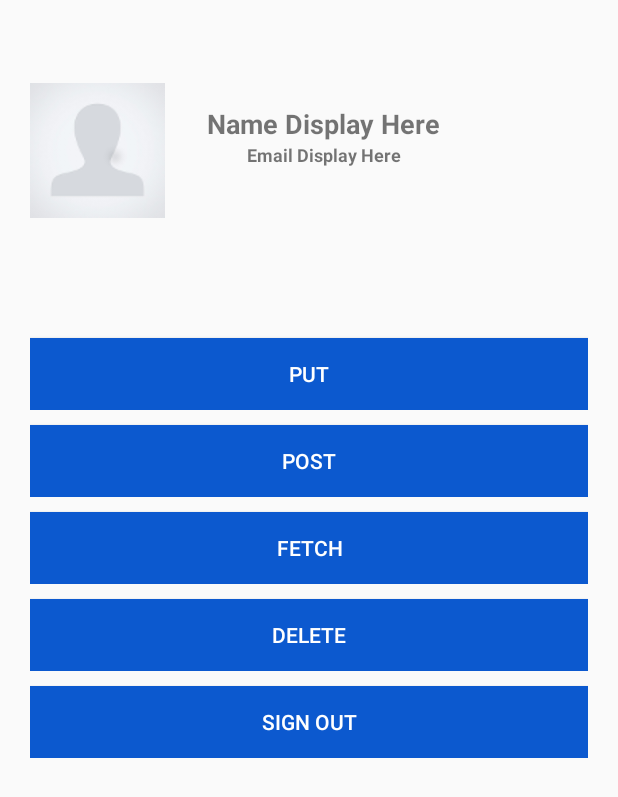
After one commit to JHiggins26/FamilyConnectApp-1, an Android app: the layout welcomepageuiprogress.xml on its own in the app's theme, with its tools: preview values and no code run, on a phone screen of 412 x 824 dp. The commit adds this screen. Shown: the top 797 px of the screen. Run offline under Robolectric (Android 15) with nearby library versions, the phone set to English and light mode, and no system bars; network calls fail.

```diff
--- /dev/null
+++ b/app/src/main/res/layout/welcomepageuiprogress.xml
@@ -0,0 +1,154 @@
+<?xml version="1.0" encoding="utf-8"?>
+<LinearLayout xmlns:android="http://schemas.android.com/apk/res/android"
+    xmlns:app="http://schemas.android.com/apk/res-auto"
+    xmlns:tools="http://schemas.android.com/tools"
+    android:id="@+id/activity_usermainarea"
+    android:layout_width="match_parent"
+    android:layout_height="match_parent"
+    android:orientation="vertical"
+    tools:context="familyconnect.familyconnect.UserMainArea">
+
+
+    <LinearLayout
+        android:id="@+id/profileSection"
+        android:layout_width="329dp"
+        android:layout_height="wrap_content"
+        android:layout_marginLeft="20dp"
+        android:layout_marginRight="20dp"
+        android:layout_marginTop="50dp"
+        android:orientation="horizontal">
+
+        <ImageView
+            android:id="@+id/profilePic"
+            android:layout_width="90dp"
+            android:layout_height="wrap_content"
+            android:src="@drawable/default_user" />
+
+        <LinearLayout
+            android:layout_width="wrap_content"
+            android:layout_height="wrap_content"
+            android:layout_marginLeft="28dp"
+            android:layout_marginTop="20dp"
+            android:orientation="vertical">
+
+            <TextView
+                android:id="@+id/profileName"
+                android:layout_width="match_parent"
+                android:layout_height="wrap_content"
+                android:gravity="center"
+                android:text="Name Display Here"
+                android:textSize="18dp"
+                android:textStyle="bold" />
+
+            <TextView
+                android:id="@+id/profileEmail"
+                android:layout_width="match_parent"
+                android:layout_height="wrap_content"
+                android:gravity="center"
+                android:text="Email Display Here"
+                android:textSize="12dp"
+                android:textStyle="bold" />
+
+        </LinearLayout>
+
+
+
+
+    </LinearLayout>
+
+    <LinearLayout
+        android:layout_width="match_parent"
+        android:layout_height="wrap_content"
+        android:layout_marginLeft="20dp"
+        android:layout_marginRight="20dp"
+        android:orientation="horizontal">
+
+        <Button
+            android:id="@+id/put_button"
+            android:layout_width="match_parent"
+            android:layout_height="wrap_content"
+            android:layout_marginTop="75dp"
+            android:layout_marginLeft="0dp"
+            android:background="#0c59cf"
+            android:text="Put"
+            android:textColor="#ffffff" />
+
+    </LinearLayout>
+
+    <LinearLayout
+        android:layout_width="match_parent"
+        android:layout_height="wrap_content"
+        android:layout_marginLeft="20dp"
+        android:layout_marginRight="20dp"
+        android:orientation="horizontal">
+
+        <Button
+            android:id="@+id/post_button"
+            android:layout_width="match_parent"
+            android:layout_height="wrap_content"
+            android:layout_marginTop="10dp"
+            android:layout_marginLeft="0dp"
+            android:background="#0c59cf"
+            android:text="Post"
+            android:textColor="#ffffff" />
+
+    </LinearLayout>
+
+    <LinearLayout
+        android:layout_width="match_parent"
+        android:layout_height="wrap_content"
+        android:layout_marginLeft="20dp"
+        android:layout_marginRight="20dp"
+        android:orientation="horizontal">
+
+        <Button
+            android:id="@+id/fetch_button"
+            android:layout_width="match_parent"
+            android:layout_height="wrap_content"
+            android:layout_marginTop="10dp"
+            android:layout_marginLeft="0dp"
+            android:background="#0c59cf"
+            android:text="Fetch"
+            android:textColor="#ffffff" />
+
+    </LinearLayout>
+
+    <LinearLayout
+        android:layout_width="match_parent"
+        android:layout_height="wrap_content"
+        android:layout_marginLeft="20dp"
+        android:layout_marginRight="20dp"
+        android:orientation="horizontal">
+
+        <Button
+            android:id="@+id/delete_button"
+            android:layout_width="match_parent"
+            android:layout_height="wrap_content"
+            android:layout_marginTop="10dp"
+            android:layout_marginLeft="0dp"
+            android:background="#0c59cf"
+            android:text="Delete"
+            android:textColor="#ffffff" />
+
+    </LinearLayout>
+
+
+    <LinearLayout
+        android:layout_width="match_parent"
+        android:layout_height="wrap_content"
+        android:layout_marginLeft="20dp"
+        android:layout_marginRight="20dp"
+        android:orientation="horizontal">
+
+        <Button
+            android:id="@+id/sign_out_button"
+            android:layout_width="match_parent"
+            android:layout_height="wrap_content"
+            android:layout_marginTop="10dp"
+            android:layout_marginLeft="0dp"
+            android:background="#0c59cf"
+            android:text="Sign Out"
+            android:textColor="#ffffff" />
+
+    </LinearLayout>
+</LinearLayout>
```
Also changed, not shown: app/src/main/java/familyconnect/familyconnect/GroupedActivities.java (+2 -8 lines), app/src/main/java/familyconnect/familyconnect/WelcomePageUI.java (added, +446 -0 lines), app/src/main/res/layout/content_welcome.xml (+4 -4 lines).
